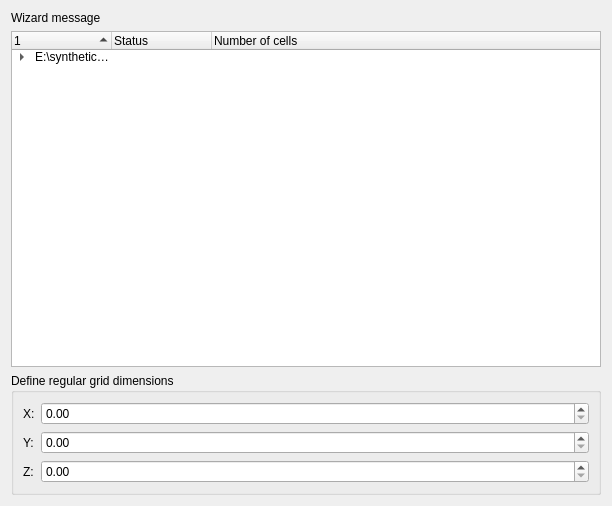
feliperails/syntheticseis, file console/RegularGridImportPage.ui: the form before one commit.
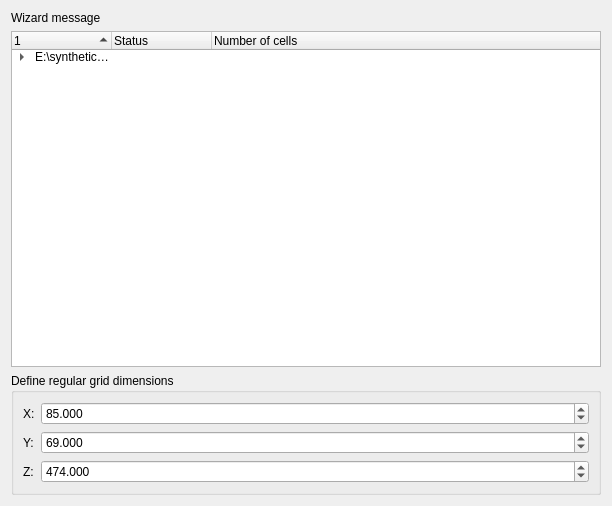
The form after the commit.

Patch:
```diff
--- a/console/RegularGridImportPage.ui
+++ b/console/RegularGridImportPage.ui
@@ -151,6 +151,15 @@
           <verstretch>0</verstretch>
          </sizepolicy>
         </property>
+        <property name="decimals">
+         <number>3</number>
+        </property>
+        <property name="maximum">
+         <double>1000000.000000000000000</double>
+        </property>
+        <property name="value">
+         <double>85.000000000000000</double>
+        </property>
        </widget>
       </item>
       <item row="1" column="0">
@@ -161,7 +170,17 @@
        </widget>
       </item>
       <item row="1" column="1">
-       <widget class="QDoubleSpinBox" name="regularGridYDimensionDoubleSpinBox"/>
+       <widget class="QDoubleSpinBox" name="regularGridYDimensionDoubleSpinBox">
+        <property name="decimals">
+         <number>3</number>
+        </property>
+        <property name="maximum">
+         <double>1000000.000000000000000</double>
+        </property>
+        <property name="value">
+         <double>69.000000000000000</double>
+        </property>
+       </widget>
       </item>
       <item row="2" column="0">
        <widget class="QLabel" name="label_6">
@@ -171,7 +190,17 @@
        </widget>
       </item>
       <item row="2" column="1">
-       <widget class="QDoubleSpinBox" name="regularGridZDimensionDoubleSpinBox"/>
+       <widget class="QDoubleSpinBox" name="regularGridZDimensionDoubleSpinBox">
+        <property name="decimals">
+         <number>3</number>
+        </property>
+        <property name="maximum">
+         <double>1000000.000000000000000</double>
+        </property>
+        <property name="value">
+         <double>474.000000000000000</double>
+        </property>
+       </widget>
       </item>
      </layout>
     </widget>
```
